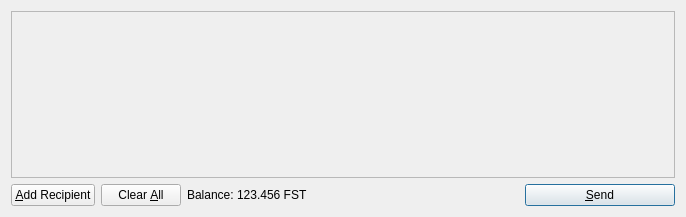
Qt form src/qt/forms/sendcoinsdialog.ui (richcoin/richcoin) before a commit.
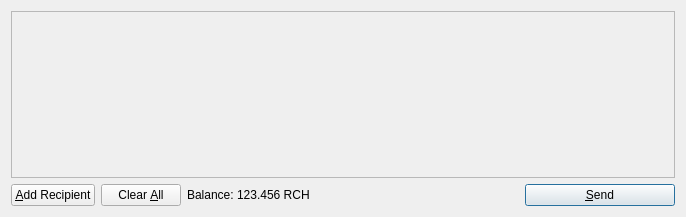
The same form after that commit. Icons and pictures are not drawn.

Patch:
```diff
--- a/src/qt/forms/sendcoinsdialog.ui
+++ b/src/qt/forms/sendcoinsdialog.ui
@@ -119,7 +119,7 @@
           <cursorShape>IBeamCursor</cursorShape>
          </property>
          <property name="text">
-          <string>123.456 FST</string>
+          <string>123.456 RCH</string>
          </property>
          <property name="textInteractionFlags">
           <set>Qt::LinksAccessibleByMouse|Qt::TextSelectableByKeyboard|Qt::TextSelectableByMouse</set>
```
Left out of the diff: 8 changed lines with no effect on the pictures.
